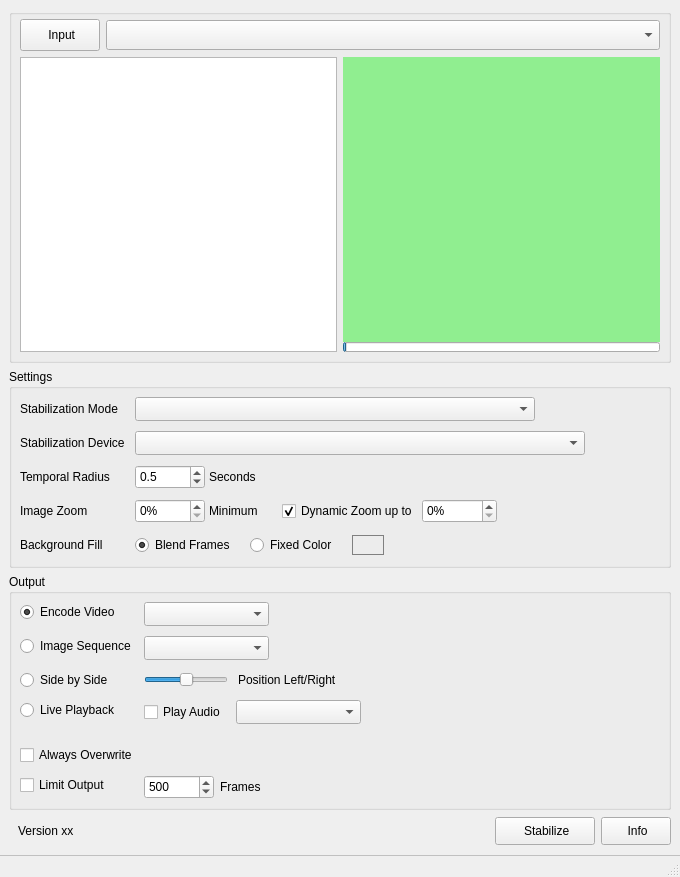
Above: cuvistaGui/cuvistaGui.ui from RainerMtb/cuvista before the change. Below: the same form after it.
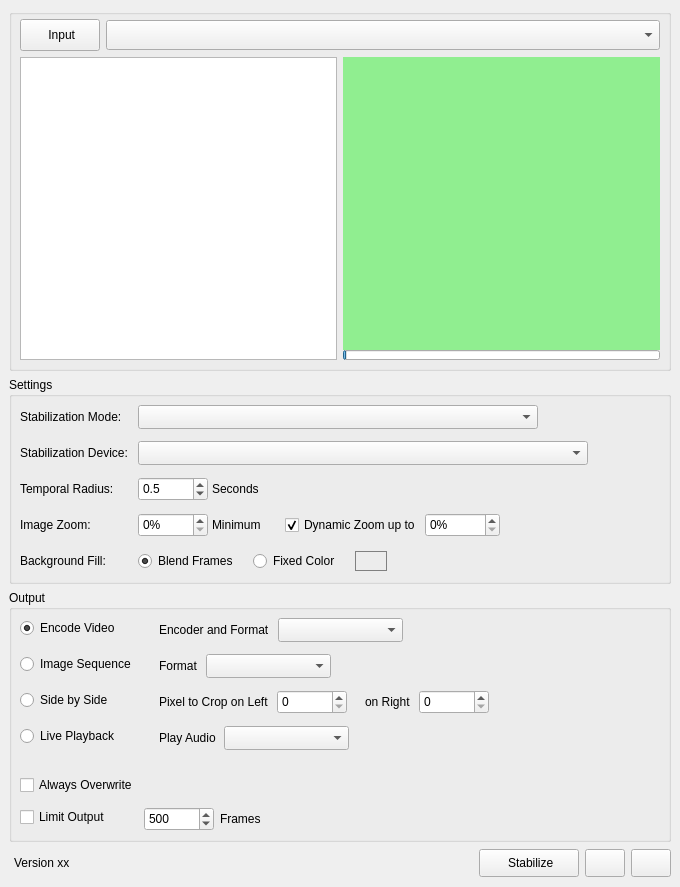
That is the form after the change. Icons and pictures are not drawn. Custom widgets are drawn as their Qt base class.

Commit message: release 1.7.0, updates to gui, check for cuda 13

```diff
--- a/cuvistaGui/cuvistaGui.ui
+++ b/cuvistaGui/cuvistaGui.ui
@@ -7,7 +7,7 @@
     <x>0</x>
     <y>0</y>
     <width>680</width>
-    <height>877</height>
+    <height>887</height>
    </rect>
   </property>
   <property name="sizePolicy">
@@ -232,7 +232,7 @@
         <number>10</number>
        </property>
        <property name="verticalSpacing">
-        <number>10</number>
+        <number>12</number>
        </property>
        <property name="leftMargin">
         <number>8</number>
@@ -255,7 +255,7 @@
           </sizepolicy>
          </property>
          <property name="text">
-          <string>Stabilization Device</string>
+          <string>Stabilization Device:</string>
          </property>
         </widget>
        </item>
@@ -293,7 +293,7 @@
           </sizepolicy>
          </property>
          <property name="text">
-          <string>Temporal Radius</string>
+          <string>Temporal Radius:</string>
          </property>
         </widget>
        </item>
@@ -304,6 +304,12 @@
          </property>
          <item>
           <widget class="QDoubleSpinBox" name="spinRadius">
+           <property name="sizePolicy">
+            <sizepolicy hsizetype="Preferred" vsizetype="Fixed">
+             <horstretch>0</horstretch>
+             <verstretch>0</verstretch>
+            </sizepolicy>
+           </property>
            <property name="minimumSize">
             <size>
              <width>70</width>
@@ -316,6 +322,12 @@
            <property name="decimals">
             <number>1</number>
            </property>
+           <property name="minimum">
+            <double>0.100000000000000</double>
+           </property>
+           <property name="maximum">
+            <double>10.000000000000000</double>
+           </property>
            <property name="singleStep">
             <double>0.100000000000000</double>
            </property>
@@ -342,7 +354,7 @@
           </sizepolicy>
          </property>
          <property name="text">
-          <string>Image Zoom</string>
+          <string>Image Zoom:</string>
          </property>
         </widget>
        </item>
@@ -353,6 +365,12 @@
          </property>
          <item>
           <widget class="QSpinBox" name="spinZoomMin">
+           <property name="sizePolicy">
+            <sizepolicy hsizetype="Preferred" vsizetype="Fixed">
+             <horstretch>0</horstretch>
+             <verstretch>0</verstretch>
+            </sizepolicy>
+           </property>
            <property name="minimumSize">
             <size>
              <width>70</width>
@@ -433,7 +451,7 @@
           </sizepolicy>
          </property>
          <property name="text">
-          <string>Background Fill</string>
+          <string>Background Fill:</string>
          </property>
         </widget>
        </item>
@@ -515,7 +533,7 @@
        <item row="0" column="0">
         <widget class="QLabel" name="label_3">
          <property name="text">
-          <string>Stabilization Mode</string>
+          <string>Stabilization Mode:</string>
          </property>
         </widget>
        </item>
@@ -557,7 +575,7 @@
       </property>
       <layout class="QFormLayout" name="formLayout_3">
        <property name="verticalSpacing">
-        <number>10</number>
+        <number>12</number>
        </property>
        <property name="leftMargin">
         <number>8</number>
@@ -590,11 +608,46 @@
        <item row="2" column="1">
         <layout class="QHBoxLayout" name="hbox1">
          <property name="spacing">
-          <number>10</number>
+          <number>8</number>
          </property>
          <property name="sizeConstraint">
           <enum>QLayout::SizeConstraint::SetDefaultConstraint</enum>
          </property>
+         <item>
+          <widget class="QLabel" name="label_13">
+           <property name="sizePolicy">
+            <sizepolicy hsizetype="Fixed" vsizetype="Fixed">
+             <horstretch>0</horstretch>
+             <verstretch>0</verstretch>
+            </sizepolicy>
+           </property>
+           <property name="maximumSize">
+            <size>
+             <width>20</width>
+             <height>20</height>
+            </size>
+           </property>
+           <property name="text">
+            <string/>
+           </property>
+           <property name="pixmap">
+            <pixmap resource="cuvistaGui.qrc">:/cuvistaGui/res/10_arrow.png</pixmap>
+           </property>
+           <property name="scaledContents">
+            <bool>true</bool>
+           </property>
+           <property name="alignment">
+            <set>Qt::AlignmentFlag::AlignCenter</set>
+           </property>
+          </widget>
+         </item>
+         <item>
+          <widget class="QLabel" name="label_14">
+           <property name="text">
+            <string>Encoder and Format</string>
+           </property>
+          </widget>
+         </item>
          <item>
           <widget class="QComboBox" name="comboEncoding">
            <property name="minimumSize">
@@ -643,10 +696,45 @@
         </widget>
        </item>
        <item row="5" column="1">
-        <layout class="QHBoxLayout" name="hbox3">
+        <layout class="QHBoxLayout" name="hbox2">
          <property name="spacing">
-          <number>10</number>
+          <number>8</number>
          </property>
+         <item>
+          <widget class="QLabel" name="label_9">
+           <property name="sizePolicy">
+            <sizepolicy hsizetype="Fixed" vsizetype="Fixed">
+             <horstretch>0</horstretch>
+             <verstretch>0</verstretch>
+            </sizepolicy>
+           </property>
+           <property name="maximumSize">
+            <size>
+             <width>20</width>
+             <height>20</height>
+            </size>
+           </property>
+           <property name="text">
+            <string/>
+           </property>
+           <property name="pixmap">
+            <pixmap resource="cuvistaGui.qrc">:/cuvistaGui/res/10_arrow.png</pixmap>
+           </property>
+           <property name="scaledContents">
+            <bool>true</bool>
+           </property>
+           <property name="alignment">
+            <set>Qt::AlignmentFlag::AlignCenter</set>
+           </property>
+          </widget>
+         </item>
+         <item>
+          <widget class="QLabel" name="label_15">
+           <property name="text">
+            <string>Format</string>
+           </property>
+          </widget>
+         </item>
          <item>
           <widget class="QComboBox" name="comboImageType">
            <property name="minimumSize">
@@ -689,48 +777,91 @@
         </widget>
        </item>
        <item row="6" column="1">
-        <layout class="QHBoxLayout" name="hbox2">
+        <layout class="QHBoxLayout" name="hbox3">
          <property name="spacing">
-          <number>10</number>
+          <number>8</number>
          </property>
          <item>
-          <widget class="DoubleClickSlider" name="slideStack">
+          <widget class="QLabel" name="label_11">
            <property name="sizePolicy">
-            <sizepolicy hsizetype="Preferred" vsizetype="Fixed">
+            <sizepolicy hsizetype="Fixed" vsizetype="Fixed">
              <horstretch>0</horstretch>
              <verstretch>0</verstretch>
             </sizepolicy>
            </property>
-           <property name="minimumSize">
-            <size>
-             <width>80</width>
-             <height>0</height>
-            </size>
-           </property>
            <property name="maximumSize">
             <size>
-             <width>16777215</width>
-             <height>16777215</height>
+             <width>20</width>
+             <height>20</height>
+            </size>
+           </property>
+           <property name="text">
+            <string/>
+           </property>
+           <property name="pixmap">
+            <pixmap resource="cuvistaGui.qrc">:/cuvistaGui/res/10_arrow.png</pixmap>
+           </property>
+           <property name="scaledContents">
+            <bool>true</bool>
+           </property>
+           <property name="alignment">
+            <set>Qt::AlignmentFlag::AlignCenter</set>
+           </property>
+          </widget>
+         </item>
+         <item>
+          <widget class="QLabel" name="label_16">
+           <property name="text">
+            <string>Pixel to Crop on Left</string>
+           </property>
+          </widget>
+         </item>
+         <item>
+          <widget class="QSpinBox" name="spinStackLeft">
+           <property name="minimumSize">
+            <size>
+             <width>70</width>
+             <height>24</height>
             </size>
            </property>
            <property name="toolTip">
             <string>&lt;html&gt;&lt;head/&gt;&lt;body&gt;&lt;p&gt;what section of input and output is used for stacking&lt;/p&gt;&lt;p&gt;far left ... middle ... far right of video&lt;/p&gt;&lt;/body&gt;&lt;/html&gt;</string>
            </property>
-           <property name="minimum">
-            <number>-100</number>
-           </property>
-           <property name="maximum">
-            <number>100</number>
-           </property>
+          </widget>
+         </item>
+         <item>
+          <spacer name="horizontalSpacer">
            <property name="orientation">
             <enum>Qt::Orientation::Horizontal</enum>
            </property>
-          </widget>
+           <property name="sizeType">
+            <enum>QSizePolicy::Policy::Fixed</enum>
+           </property>
+           <property name="sizeHint" stdset="0">
+            <size>
+             <width>10</width>
+             <height>20</height>
+            </size>
+           </property>
+          </spacer>
          </item>
          <item>
-          <widget class="QLabel" name="lblStack">
+          <widget class="QLabel" name="label_4">
            <property name="text">
-            <string>Position Left/Right</string>
+            <string>on Right</string>
+           </property>
+          </widget>
+         </item>
+         <item>
+          <widget class="QSpinBox" name="spinStackRight">
+           <property name="minimumSize">
+            <size>
+             <width>70</width>
+             <height>24</height>
+            </size>
+           </property>
+           <property name="toolTip">
+            <string>Pixels to crop from right side of video</string>
            </property>
           </widget>
          </item>
@@ -765,10 +896,38 @@
        <item row="7" column="1">
         <layout class="QHBoxLayout" name="horizontalLayout">
          <property name="spacing">
-          <number>10</number>
+          <number>8</number>
          </property>
          <item>
-          <widget class="QCheckBox" name="chkPlayAudio">
+          <widget class="QLabel" name="label_12">
+           <property name="sizePolicy">
+            <sizepolicy hsizetype="Fixed" vsizetype="Fixed">
+             <horstretch>0</horstretch>
+             <verstretch>0</verstretch>
+            </sizepolicy>
+           </property>
+           <property name="maximumSize">
+            <size>
+             <width>20</width>
+             <height>20</height>
+            </size>
+           </property>
+           <property name="text">
+            <string/>
+           </property>
+           <property name="pixmap">
+            <pixmap resource="cuvistaGui.qrc">:/cuvistaGui/res/10_arrow.png</pixmap>
+           </property>
+           <property name="scaledContents">
+            <bool>true</bool>
+           </property>
+           <property name="alignment">
+            <set>Qt::AlignmentFlag::AlignCenter</set>
+           </property>
+          </widget>
+         </item>
+         <item>
+          <widget class="QLabel" name="label_17">
            <property name="text">
             <string>Play Audio</string>
            </property>
@@ -904,7 +1063,7 @@
       <item>
        <widget class="QLabel" name="labelVersion">
         <property name="sizePolicy">
-         <sizepolicy hsizetype="Fixed" vsizetype="Preferred">
+         <sizepolicy hsizetype="MinimumExpanding" vsizetype="Preferred">
           <horstretch>1</horstretch>
           <verstretch>0</verstretch>
          </sizepolicy>
@@ -912,8 +1071,11 @@
         <property name="text">
          <string>Version xx</string>
         </property>
+        <property name="textFormat">
+         <enum>Qt::TextFormat::RichText</enum>
+        </property>
         <property name="indent">
-         <number>9</number>
+         <number>5</number>
         </property>
        </widget>
       </item>
@@ -927,7 +1089,7 @@
         </property>
         <property name="sizeHint" stdset="0">
          <size>
-          <width>40</width>
+          <width>20</width>
           <height>30</height>
          </size>
         </property>
@@ -990,12 +1152,12 @@
         </property>
         <property name="maximumSize">
          <size>
-          <width>70</width>
+          <width>40</width>
           <height>28</height>
          </size>
         </property>
         <property name="text">
-         <string> Info</string>
+         <string/>
         </property>
         <property name="icon">
          <iconset resource="cuvistaGui.qrc">
@@ -1003,18 +1165,45 @@
         </property>
        </widget>
       </item>
+      <item>
+       <widget class="QPushButton" name="btnReset">
+        <property name="enabled">
+         <bool>true</bool>
+        </property>
+        <property name="sizePolicy">
+         <sizepolicy hsizetype="Maximum" vsizetype="Maximum">
+          <horstretch>1</horstretch>
+          <verstretch>0</verstretch>
+         </sizepolicy>
+        </property>
+        <property name="minimumSize">
+         <size>
+          <width>0</width>
+          <height>0</height>
+         </size>
+        </property>
+        <property name="maximumSize">
+         <size>
+          <width>40</width>
+          <height>28</height>
+         </size>
+        </property>
+        <property name="toolTip">
+         <string>Reset to Default Values</string>
+        </property>
+        <property name="text">
+         <string/>
+        </property>
+        <property name="icon">
+         <iconset resource="cuvistaGui.qrc">
+          <normaloff>:/cuvistaGui/res/07_rotate-left-solid.png</normaloff>:/cuvistaGui/res/07_rotate-left-solid.png</iconset>
+        </property>
+       </widget>
+      </item>
      </layout>
     </item>
    </layout>
   </widget>
-  <widget class="QStatusBar" name="statusbar">
-   <property name="autoFillBackground">
-    <bool>false</bool>
-   </property>
-   <property name="styleSheet">
-    <string notr="true">QStatusBar::item {border: none;}</string>
-   </property>
-  </widget>
  </widget>
  <customwidgets>
   <customwidget>
@@ -1027,11 +1216,6 @@
    <extends>QLabel</extends>
    <header>ClickLabel.h</header>
   </customwidget>
-  <customwidget>
-   <class>DoubleClickSlider</class>
-   <extends>QSlider</extends>
-   <header>DoubleClickSlider.h</header>
-  </customwidget>
  </customwidgets>
  <tabstops>
   <tabstop>btnOpen</tabstop>
```
Left out of the diff: 50 changed lines with no effect on the pictures. The commit also changes 26 other files.
